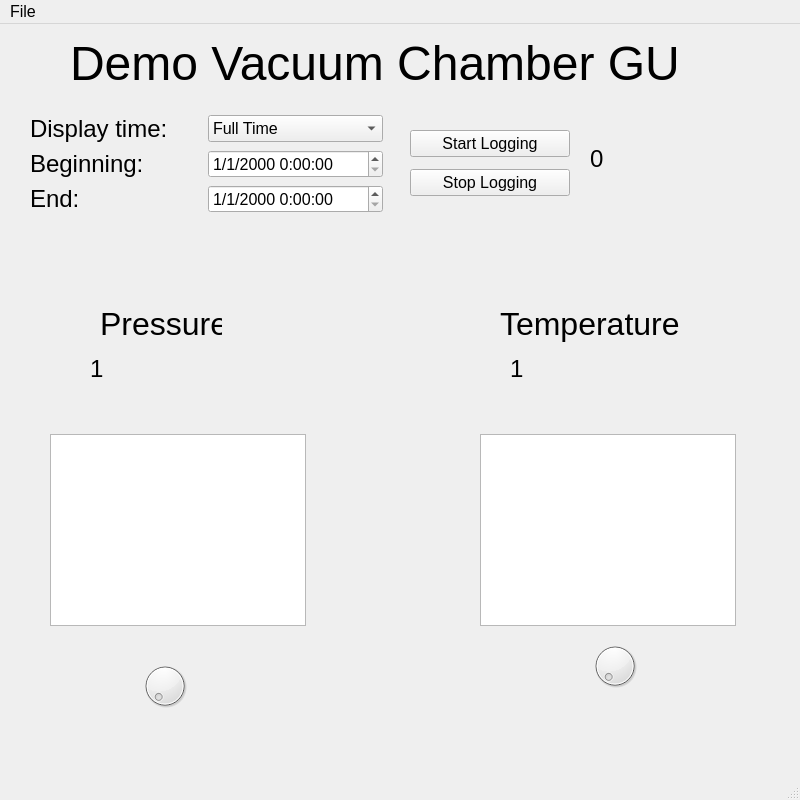
Coasternaut/ThermalVacuumChamberGUI, file TVC-GUI-UI.ui: the form before one commit.
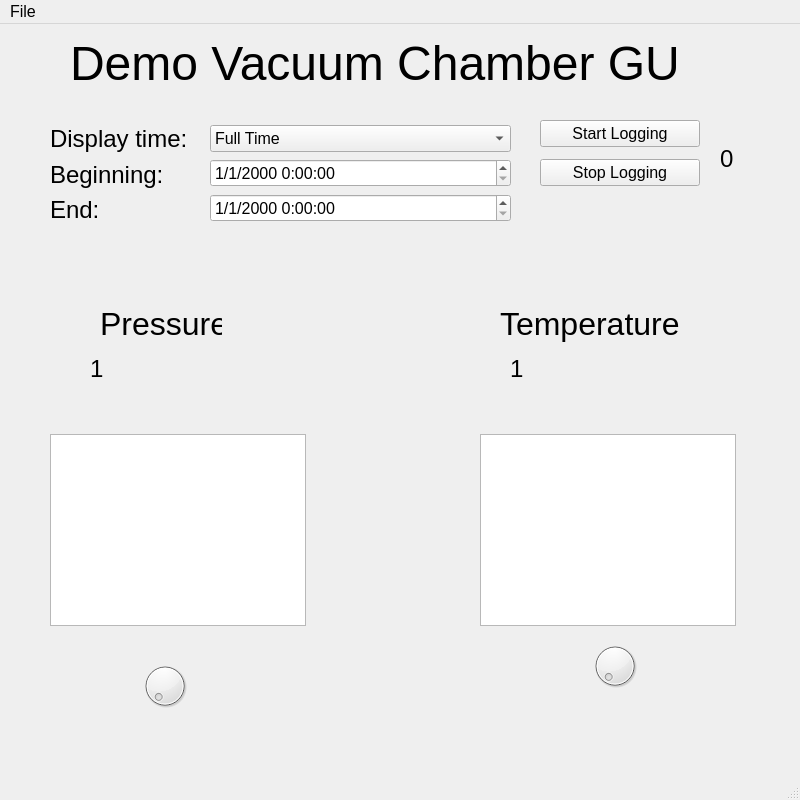
The form after the commit. Custom widgets are drawn as their Qt base class.

Commit message: updates time edit box

Patch:
```diff
--- a/TVC-GUI-UI.ui
+++ b/TVC-GUI-UI.ui
@@ -76,9 +76,9 @@
    <widget class="QLabel" name="elapsedTimeDisplay">
     <property name="geometry">
      <rect>
-      <x>590</x>
+      <x>720</x>
       <y>120</y>
-      <width>128</width>
+      <width>13</width>
       <height>29</height>
      </rect>
     </property>
@@ -191,17 +191,53 @@
      <bool>false</bool>
     </property>
    </widget>
-   <widget class="QWidget" name="gridLayoutWidget">
+   <widget class="QWidget" name="verticalLayoutWidget">
     <property name="geometry">
      <rect>
-      <x>30</x>
+      <x>540</x>
       <y>90</y>
-      <width>353</width>
+      <width>160</width>
+      <height>80</height>
+     </rect>
+    </property>
+    <layout class="QVBoxLayout" name="verticalLayout">
+     <item>
+      <widget class="QPushButton" name="startButton">
+       <property name="font">
+        <font>
+         <pointsize>12</pointsize>
+        </font>
+       </property>
+       <property name="text">
+        <string>Start Logging</string>
+       </property>
+      </widget>
+     </item>
+     <item>
+      <widget class="QPushButton" name="stopButton">
+       <property name="font">
+        <font>
+         <pointsize>12</pointsize>
+        </font>
+       </property>
+       <property name="text">
+        <string>Stop Logging</string>
+       </property>
+      </widget>
+     </item>
+    </layout>
+   </widget>
+   <widget class="QWidget" name="verticalLayoutWidget_2">
+    <property name="geometry">
+     <rect>
+      <x>50</x>
+      <y>100</y>
+      <width>160</width>
       <height>101</height>
      </rect>
     </property>
-    <layout class="QGridLayout" name="gridLayout">
-     <item row="0" column="0">
+    <layout class="QVBoxLayout" name="verticalLayout_2">
+     <item>
       <widget class="QLabel" name="label">
        <property name="font">
         <font>
@@ -213,7 +249,43 @@
        </property>
       </widget>
      </item>
-     <item row="0" column="1">
+     <item>
+      <widget class="QLabel" name="label_2">
+       <property name="font">
+        <font>
+         <pointsize>18</pointsize>
+        </font>
+       </property>
+       <property name="text">
+        <string>Beginning:</string>
+       </property>
+      </widget>
+     </item>
+     <item>
+      <widget class="QLabel" name="label_3">
+       <property name="font">
+        <font>
+         <pointsize>18</pointsize>
+        </font>
+       </property>
+       <property name="text">
+        <string>End:</string>
+       </property>
+      </widget>
+     </item>
+    </layout>
+   </widget>
+   <widget class="QWidget" name="verticalLayoutWidget_3">
+    <property name="geometry">
+     <rect>
+      <x>210</x>
+      <y>100</y>
+      <width>301</width>
+      <height>101</height>
+     </rect>
+    </property>
+    <layout class="QVBoxLayout" name="verticalLayout_3">
+     <item>
       <widget class="QComboBox" name="displayTimeBox">
        <item>
         <property name="text">
@@ -247,32 +319,8 @@
        </item>
       </widget>
      </item>
-     <item row="1" column="0">
-      <widget class="QLabel" name="label_2">
-       <property name="font">
-        <font>
-         <pointsize>18</pointsize>
-        </font>
-       </property>
-       <property name="text">
-        <string>Beginning:</string>
-       </property>
-      </widget>
-     </item>
-     <item row="2" column="0">
-      <widget class="QLabel" name="label_3">
-       <property name="font">
-        <font>
-         <pointsize>18</pointsize>
-        </font>
-       </property>
-       <property name="text">
-        <string>End:</string>
-       </property>
-      </widget>
-     </item>
-     <item row="1" column="1">
-      <widget class="QDateTimeEdit" name="dateTimeEdit_begin">
+     <item>
+      <widget class="QDateTimeEdit" name="dateTimeEditBegin">
        <property name="currentSection">
         <enum>QDateTimeEdit::MonthSection</enum>
        </property>
@@ -284,8 +332,8 @@
        </property>
       </widget>
      </item>
-     <item row="2" column="1">
-      <widget class="QDateTimeEdit" name="dateTimeEdit_end">
+     <item>
+      <widget class="QDateTimeEdit" name="dateTimeEditEnd">
        <property name="currentSection">
         <enum>QDateTimeEdit::MonthSection</enum>
        </property>
@@ -299,42 +347,6 @@
      </item>
     </layout>
    </widget>
-   <widget class="QWidget" name="verticalLayoutWidget">
-    <property name="geometry">
-     <rect>
-      <x>410</x>
-      <y>100</y>
-      <width>160</width>
-      <height>80</height>
-     </rect>
-    </property>
-    <layout class="QVBoxLayout" name="verticalLayout">
-     <item>
-      <widget class="QPushButton" name="startButton">
-       <property name="font">
-        <font>
-         <pointsize>12</pointsize>
-        </font>
-       </property>
-       <property name="text">
-        <string>Start Logging</string>
-       </property>
-      </widget>
-     </item>
-     <item>
-      <widget class="QPushButton" name="stopButton">
-       <property name="font">
-        <font>
-         <pointsize>12</pointsize>
-        </font>
-       </property>
-       <property name="text">
-        <string>Stop Logging</string>
-       </property>
-      </widget>
-     </item>
-    </layout>
-   </widget>
   </widget>
   <widget class="QMenuBar" name="menubar">
    <property name="geometry">
```
Left out of the diff: 2 changed lines with no effect on the pictures. The commit also changes 1 other file.
